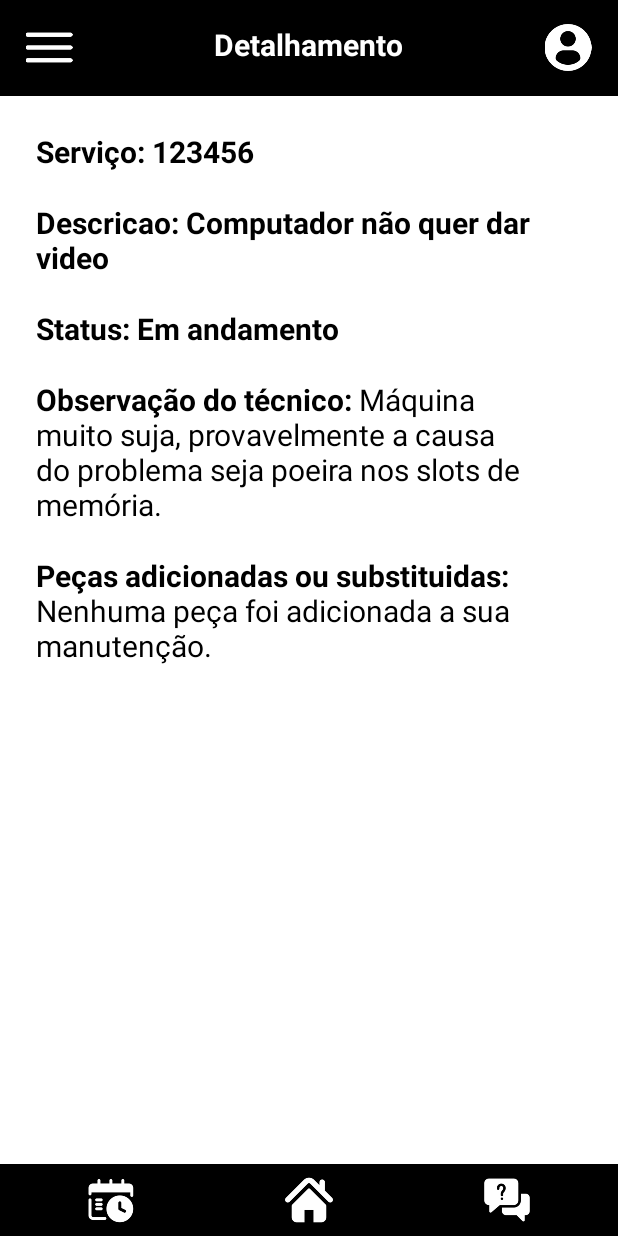
After one commit to miguel-sant/SalvadorTech, an Android app: the DetalhamentoServicoActivity screen opened directly, with no data from a screen before it, on a phone screen of 412 x 824 dp. The commit adds this screen. Run offline under Robolectric (Android 15) with nearby library versions, the phone set to English and light mode, and no system bars.

Commit message:
tela de detalhamento

```diff
--- a/app/src/main/AndroidManifest.xml
+++ b/app/src/main/AndroidManifest.xml
@@ -12,6 +12,10 @@
         android:supportsRtl="true"
         android:theme="@style/Theme.SalvadorTech"
         tools:targetApi="31">
+
+        <activity
+            android:name=".DetalhamentoServicoActivity"
+            android:exported="true" />
 
         <activity
             android:name=".HomeActivity"
--- /dev/null
+++ b/app/src/main/java/com/example/salvadortech/DetalhamentoServicoActivity.java
@@ -0,0 +1,26 @@
+package com.example.salvadortech;
+
+import android.os.Bundle;
+import androidx.appcompat.app.AppCompatActivity;
+import android.widget.TextView;
+
+public class DetalhamentoServicoActivity extends AppCompatActivity {
+
+    @Override
+    protected void onCreate(Bundle savedInstanceState) {
+        super.onCreate(savedInstanceState);
+
+        // Associa o layout XML à Activity
+        setContentView(R.layout.activity_detalhamento);
+
+        // Acessa os TextViews definidos no XML
+        TextView idServico = findViewById(R.id.id_servico);
+        TextView descricao = findViewById(R.id.descricao);
+        TextView status = findViewById(R.id.status);
+        TextView observacao = findViewById(R.id.observacao);
+        TextView pecas = findViewById(R.id.pecas);
+
+        // Opcional: Você pode modificar o conteúdo dos TextViews aqui, se necessário
+        idServico.setText("Serviço: 123456"); // Exemplo de mudança de texto
+    }
+}
--- /dev/null
+++ b/app/src/main/res/layout/activity_detalhamento.xml
@@ -0,0 +1,206 @@
+<?xml version="1.0" encoding="utf-8"?>
+<androidx.drawerlayout.widget.DrawerLayout
+    xmlns:android="http://schemas.android.com/apk/res/android"
+    xmlns:tools="http://schemas.android.com/tools"
+    android:id="@+id/drawer_layout"
+    android:layout_width="match_parent"
+    android:layout_height="match_parent"
+    tools:context=".HomeActivity">
+
+    <RelativeLayout
+        android:layout_width="match_parent"
+        android:layout_height="match_parent"
+        android:background="@color/white">
+
+        <androidx.appcompat.widget.Toolbar
+            android:id="@+id/toolbar"
+            android:layout_width="match_parent"
+            android:layout_height="wrap_content"
+            android:background="@color/black"
+            android:theme="@style/ThemeOverlay.AppCompat.Dark.ActionBar"
+            android:popupTheme="@style/ThemeOverlay.AppCompat.Light" />
+
+        <RelativeLayout
+            android:id="@+id/top_bar"
+            android:layout_width="match_parent"
+            android:layout_height="wrap_content"
+            android:layout_alignParentTop="true"
+            android:padding="16dp"
+            android:background="@color/black">
+
+            <ImageView
+                android:id="@+id/menu_icon"
+                android:layout_width="33dp"
+                android:layout_height="31dp"
+                android:layout_alignParentStart="true"
+                android:contentDescription="Menu Icon"
+                android:src="@drawable/menu_hamburguer" />
+
+            <TextView
+                android:id="@+id/title"
+                android:layout_width="wrap_content"
+                android:layout_height="wrap_content"
+                android:layout_centerHorizontal="true"
+                android:text="Detalhamento"
+                android:textColor="@color/white"
+                android:textSize="20sp"
+                android:textStyle="bold" />
+
+            <ImageView
+                android:id="@+id/user_icon"
+                android:layout_width="41dp"
+                android:layout_height="31dp"
+                android:layout_alignParentEnd="true"
+                android:layout_marginEnd="-3dp"
+                android:contentDescription="User Icon"
+                android:src="@drawable/perfil" />
+        </RelativeLayout>
+
+        <ScrollView
+            android:id="@+id/scrollView"
+            android:layout_width="match_parent"
+            android:layout_height="match_parent"
+            android:layout_below="@id/top_bar">
+
+            <LinearLayout
+                android:layout_width="match_parent"
+                android:layout_height="wrap_content"
+                android:orientation="vertical"
+                android:padding="16dp">
+
+                <LinearLayout
+                    android:layout_width="match_parent"
+                    android:layout_height="wrap_content"
+                    android:orientation="vertical"
+                    android:padding="8dp"
+                    android:layout_marginBottom="16dp">
+
+                    <TextView
+                        android:id="@+id/id_servico"
+                        android:layout_width="wrap_content"
+                        android:layout_height="wrap_content"
+                        android:layout_centerHorizontal="true"
+                        android:text="Serviço: 1321234"
+                        android:textColor="@color/black"
+                        android:textSize="20sp"
+                        android:textStyle="bold" />
+
+                    <TextView
+                        android:id="@+id/descricao"
+                        android:layout_width="wrap_content"
+                        android:layout_height="wrap_content"
+                        android:layout_centerHorizontal="true"
+                        android:text="Descricao: Computador não quer dar video"
+                        android:layout_marginTop="20dp"
+                        android:textColor="@color/black"
+                        android:textSize="20sp"
+                        android:textStyle="bold" />
+
+                    <TextView
+                        android:id="@+id/status"
+                        android:layout_width="wrap_content"
+                        android:layout_height="wrap_content"
+                        android:layout_centerHorizontal="true"
+                        android:text="Status: Em andamento"
+                        android:layout_marginTop="20dp"
+                        android:textColor="@color/black"
+                        android:textSize="20sp"
+                        android:textStyle="bold" />
+
+                    <TextView
+                        android:id="@+id/observacao"
+                        android:layout_width="wrap_content"
+                        android:layout_height="wrap_content"
+                        android:layout_centerHorizontal="true"
+                        android:layout_marginTop="20dp"
+                        android:textColor="@color/black"
+                        android:textSize="20sp"
+                        android:textStyle="normal"
+                        android:text="@string/observacao" />
+
+                    <TextView
+                        android:id="@+id/pecas"
+                        android:layout_width="wrap_content"
+                        android:layout_height="wrap_content"
+                        android:layout_centerHorizontal="true"
+                        android:layout_marginTop="20dp"
+                        android:textColor="@color/black"
+                        android:textSize="20sp"
+                        android:textStyle="normal"
+                        android:text="@string/pecas"/>
+
+
+
+
+
+
+                </LinearLayout>
+
+
+            </LinearLayout>
+        </ScrollView>
+
+        <LinearLayout
+            android:id="@+id/bottom_navigation"
+            android:layout_width="match_parent"
+            android:layout_height="wrap_content"
+            android:layout_alignParentBottom="true"
+            android:orientation="horizontal"
+            android:background="@color/black"
+            android:padding="8dp"
+            android:gravity="center">
+
+            <ImageView
+                android:id="@+id/menu_bottom"
+                android:layout_width="32dp"
+                android:layout_height="32dp"
+                android:src="@drawable/historico"
+                android:contentDescription="@string/menu_bottom"
+                android:layout_weight="1" />
+
+            <ImageView
+                android:id="@+id/home_bottom"
+                android:layout_width="32dp"
+                android:layout_height="32dp"
+                android:src="@drawable/home"
+                android:contentDescription="Home Bottom"
+                android:layout_weight="1" />
+
+            <ImageView
+                android:id="@+id/help_bottom"
+                android:layout_width="32dp"
+                android:layout_height="32dp"
+                android:src="@drawable/ajuda"
+                android:contentDescription="Help Bottom"
+                android:layout_weight="1" />
+        </LinearLayout>
+    </RelativeLayout>
+
+    <LinearLayout
+        android:id="@+id/nav_view"
+        android:layout_width="300dp"
+        android:layout_height="match_parent"
+        android:layout_gravity="start"
+        android:orientation="vertical"
+        android:background="@color/colorBackground">
+
+        <EditText
+            android:layout_width="match_parent"
+            android:layout_height="wrap_content"
+            android:textColorHint="#000"
+            android:hint="Do que você precisa?"
+            android:drawableStart="@drawable/search"
+            android:drawablePadding="8dp"
+            android:textColor="#000"
+            android:padding="8dp"
+            android:background="@drawable/rounded_edittext" />
+
+        <TextView
+            android:layout_width="match_parent"
+            android:layout_height="wrap_content"
+            android:text="Perfil"
+            android:padding="16dp" />
+
+    </LinearLayout>
+
+</androidx.drawerlayout.widget.DrawerLayout>
--- a/app/src/main/res/values/strings.xml
+++ b/app/src/main/res/values/strings.xml
@@ -23,4 +23,7 @@
     <string name="home_bottom">Home Bottom</string>
     <string name="help_bottom">Help Bottom</string>
     <string name="inicio">Início</string>
+
+    <string name="observacao"><b>Observação do técnico:</b> Máquina muito suja, provavelmente a causa do problema seja poeira nos slots de memória.</string>
+    <string name="pecas"><b>Peças adicionadas ou substituidas:</b> Nenhuma peça foi adicionada a sua manutenção.</string>
 </resources>
```
